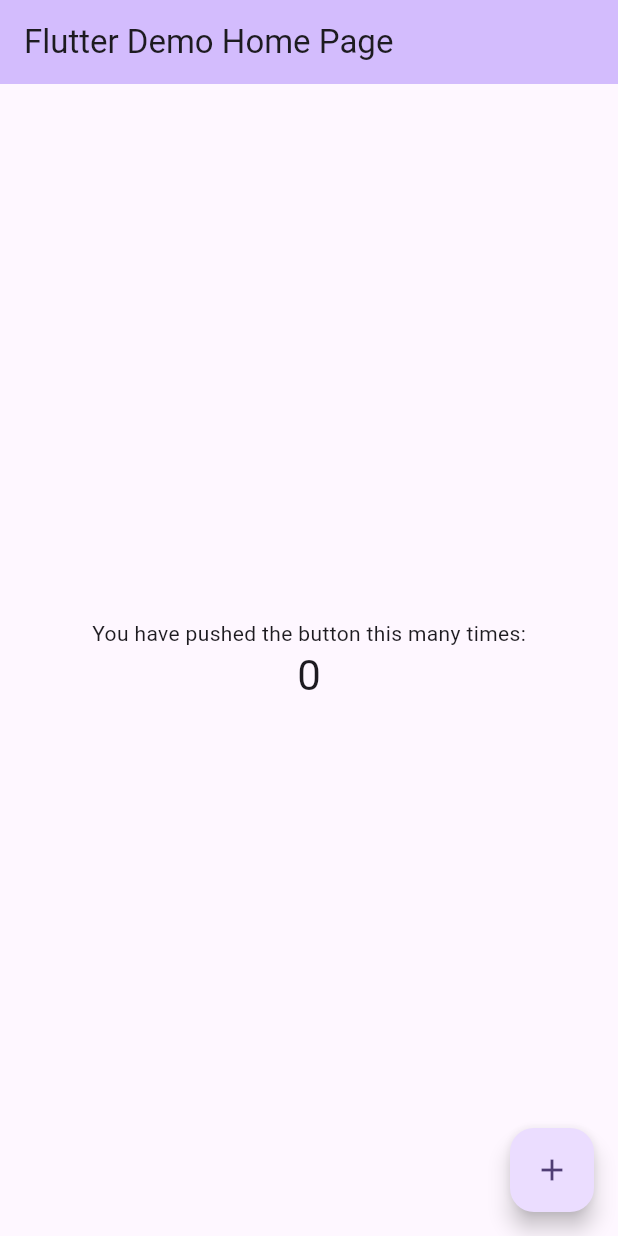
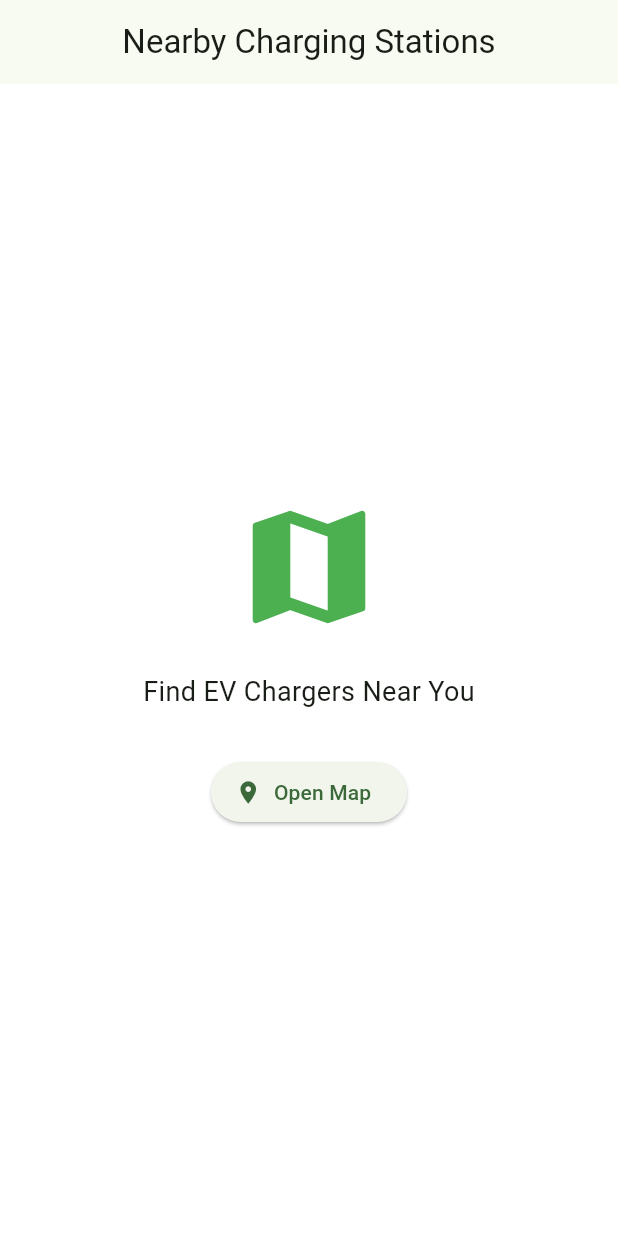
Before and after one commit to vishalsinghihs/ev_station_locator, a Flutter app: the screen it shows after launch, on a phone screen of 412 x 824 dp. Run offline on Flutter 3.47's test engine with Material 3 defaults, Android fonts, the phone set to English and light mode, and no system bars.

Commit message:
DAY 1 CHANGES

```diff
--- a/lib/main.dart
+++ b/lib/main.dart
@@ -1,83 +1,195 @@
+// import 'package:flutter/material.dart';
+
+// void main() {
+//   runApp(const MyApp());
+// }
+
+// class MyApp extends StatelessWidget {
+//   const MyApp({super.key});
+
+//   // This widget is the root of your application.
+//   @override
+//   Widget build(BuildContext context) {
+//     return MaterialApp(
+//       title: 'Flutter Demo',
+//       theme: ThemeData(
+
+//         colorScheme: ColorScheme.fromSeed(seedColor: Colors.deepPurple),
+//         useMaterial3: true,
+//       ),
+//       home: const MyHomePage(title: 'Flutter Demo Home Page'),
+//     );
+//   }
+// }
+
+// class MyHomePage extends StatefulWidget {
+//   const MyHomePage({super.key, required this.title});
+
+
+
+//   final String title;
+
+//   @override
+//   State<MyHomePage> createState() => _MyHomePageState();
+// }
+
+// class _MyHomePageState extends State<MyHomePage> {
+//   int _counter = 0;
+
+//   void _incrementCounter() {
+//     setState(() {
+
+//       _counter++;
+//     });
+//   }
+
+//   @override
+//   Widget build(BuildContext context) {
+
+//     return Scaffold(
+//       appBar: AppBar(
+//         // TRY THIS: Try changing the color here to a specific color (to
+//         // Colors.amber, perhaps?) and trigger a hot reload to see the AppBar
+//         // change color while the other colors stay the same.
+//         backgroundColor: Theme.of(context).colorScheme.inversePrimary,
+//         // Here we take the value from the MyHomePage object that was created by
+//         // the App.build method, and use it to set our appbar title.
+//         title: Text(widget.title),
+//       ),
+//       body: Center(
+//         // Center is a layout widget. It takes a single child and positions it
+//         // in the middle of the parent.
+//         child: Column(
+
+//           mainAxisAlignment: MainAxisAlignment.center,
+//           children: <Widget>[
+//             const Text(
+//               'You have pushed the button this many times:',
+//             ),
+//             Text(
+//               '$_counter',
+//               style: Theme.of(context).textTheme.headlineMedium,
+//             ),
+//           ],
+//         ),
+//       ),
+//       floatingActionButton: FloatingActionButton(
+//         onPressed: _incrementCounter,
+//         tooltip: 'Increment',
+//         child: const Icon(Icons.add),
+//       ), // This trailing comma makes auto-formatting nicer for build methods.
+//     );
+//   }
+// }
+
+
 import 'package:flutter/material.dart';
+// import 'package:firebase_core/firebase_core.dart';
+// import 'firebase_options.dart';
 
-void main() {
-  runApp(const MyApp());
+void main() async {
+  WidgetsFlutterBinding.ensureInitialized();
+
+  // Uncomment when Firebase is added
+  // await Firebase.initializeApp(
+  //   options: DefaultFirebaseOptions.currentPlatform,
+  // );
+
+  runApp(const EVChargingApp());
 }
 
-class MyApp extends StatelessWidget {
-  const MyApp({super.key});
+class EVChargingApp extends StatelessWidget {
+  const EVChargingApp({super.key});
 
-  // This widget is the root of your application.
   @override
   Widget build(BuildContext context) {
     return MaterialApp(
-      title: 'Flutter Demo',
+      title: 'EV Charging Locator',
+      debugShowCheckedModeBanner: false,
       theme: ThemeData(
-
-        colorScheme: ColorScheme.fromSeed(seedColor: Colors.deepPurple),
         useMaterial3: true,
+        colorSchemeSeed: Colors.green,
+        scaffoldBackgroundColor: Colors.white,
       ),
-      home: const MyHomePage(title: 'Flutter Demo Home Page'),
+      home: const SplashScreen(),
     );
   }
 }
 
-class MyHomePage extends StatefulWidget {
-  const MyHomePage({super.key, required this.title});
+/* -------------------- Splash Screen -------------------- */
 
-
-
-  final String title;
+class SplashScreen extends StatefulWidget {
+  const SplashScreen({super.key});
 
   @override
-  State<MyHomePage> createState() => _MyHomePageState();
+  State<SplashScreen> createState() => _SplashScreenState();
 }
 
-class _MyHomePageState extends State<MyHomePage> {
-  int _counter = 0;
-
-  void _incrementCounter() {
-    setState(() {
-
-      _counter++;
+class _SplashScreenState extends State<SplashScreen> {
+  @override
+  void initState() {
+    super.initState();
+    Future.delayed(const Duration(seconds: 2), () {
+      Navigator.pushReplacement(
+        context,
+        MaterialPageRoute(builder: (_) => const HomeScreen()),
+      );
     });
   }
 
   @override
   Widget build(BuildContext context) {
-
     return Scaffold(
-      appBar: AppBar(
-        // TRY THIS: Try changing the color here to a specific color (to
-        // Colors.amber, perhaps?) and trigger a hot reload to see the AppBar
-        // change color while the other colors stay the same.
-        backgroundColor: Theme.of(context).colorScheme.inversePrimary,
-        // Here we take the value from the MyHomePage object that was created by
-        // the App.build method, and use it to set our appbar title.
-        title: Text(widget.title),
-      ),
       body: Center(
-        // Center is a layout widget. It takes a single child and positions it
-        // in the middle of the parent.
         child: Column(
-
           mainAxisAlignment: MainAxisAlignment.center,
-          children: <Widget>[
-            const Text(
-              'You have pushed the button this many times:',
-            ),
+          children: const [
+            Icon(Icons.ev_station, size: 80, color: Colors.green),
+            SizedBox(height: 16),
             Text(
-              '$_counter',
-              style: Theme.of(context).textTheme.headlineMedium,
+              'EV Charging Locator',
+              style: TextStyle(fontSize: 22, fontWeight: FontWeight.bold),
             ),
           ],
         ),
       ),
-      floatingActionButton: FloatingActionButton(
-        onPressed: _incrementCounter,
-        tooltip: 'Increment',
-        child: const Icon(Icons.add),
-      ), // This trailing comma makes auto-formatting nicer for build methods.
     );
   }
 }
+
+/* -------------------- Home Screen -------------------- */
+
+class HomeScreen extends StatelessWidget {
+  const HomeScreen({super.key});
+
+  @override
+  Widget build(BuildContext context) {
+    return Scaffold(
+      appBar: AppBar(
+        title: const Text('Nearby Charging Stations'),
+        centerTitle: true,
+      ),
+      body: Center(
+        child: Column(
+          mainAxisAlignment: MainAxisAlignment.center,
+          children: [
+            const Icon(Icons.map, size: 100, color: Colors.green),
+            const SizedBox(height: 20),
+            const Text(
+              'Find EV Chargers Near You',
+              style: TextStyle(fontSize: 18),
+            ),
+            const SizedBox(height: 30),
+            ElevatedButton.icon(
+              onPressed: () {
+                // Navigate to Map Screen
+              },
+              icon: const Icon(Icons.location_on),
+              label: const Text('Open Map'),
+            ),
+          ],
+        ),
+      ),
+    );
+  }
+}
```
